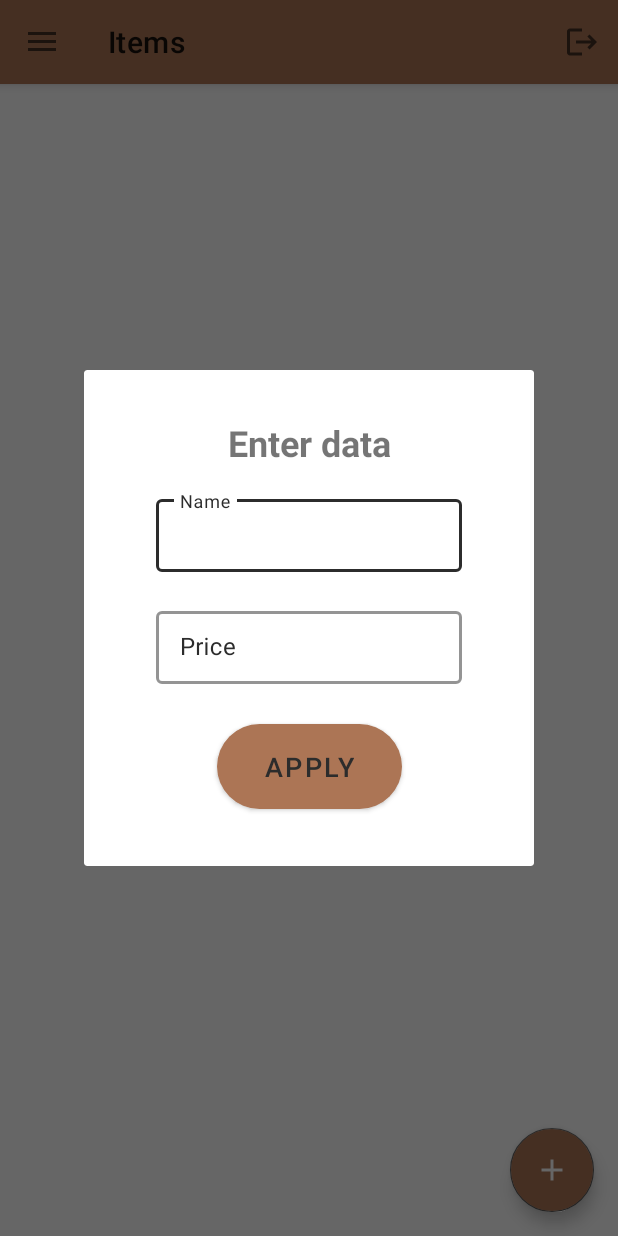
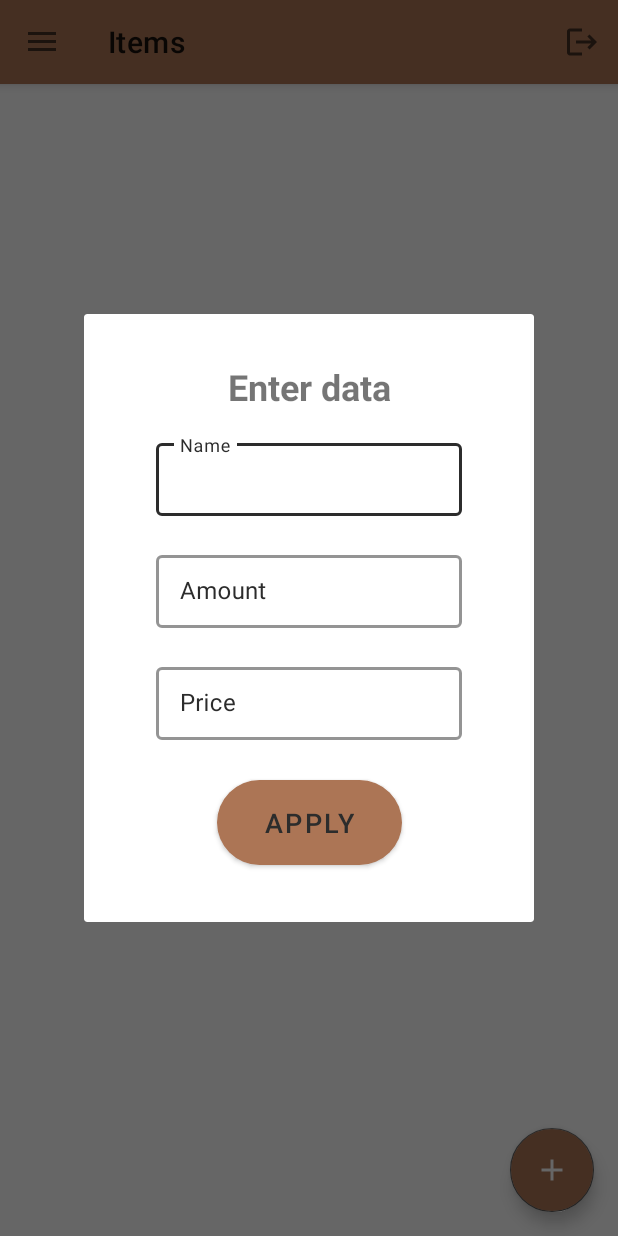
Before and after one commit to Sokols/WarehouseAssistant_AndroidApp, an Android app: the ItemsFragment screen opened through its navigation route, after a tap on "FAB", on a phone screen of 412 x 824 dp. Run offline under Robolectric (Android 15) with nearby library versions, the phone set to English and light mode, and no system bars; our stand-ins replace Dagger/Hilt's generated code, Firebase (no records; nobody signed in at launch, a user with empty details on screens opened directly), data binding, navigation-ui.

```diff
--- a/app/src/main/java/pl/sokols/warehouseassistant/data/models/Item.kt
+++ b/app/src/main/java/pl/sokols/warehouseassistant/data/models/Item.kt
@@ -6,7 +6,8 @@ import com.google.firebase.database.Exclude
 data class Item(
     var userId: String = FirebaseAuth.getInstance().currentUser?.uid ?: "",
     var name: String = "",
-    var price: Float = 0.0f
+    var price: Float = 0.0f,
+    var amount: Int = 0
 ) {
 
     @get:Exclude
--- a/app/src/main/java/pl/sokols/warehouseassistant/ui/main/items/ItemAddEditDialog.kt
+++ b/app/src/main/java/pl/sokols/warehouseassistant/ui/main/items/ItemAddEditDialog.kt
@@ -15,7 +15,7 @@ class ItemAddEditDialog(
     private val listener: OnItemClickListener
 ) : DialogFragment() {
 
-    var item: Item = providedItem ?: Item(name = "", price = 0.0f)
+    var item: Item = providedItem ?: Item()
 
     private lateinit var dialogBinding: AddEditItemDialogBinding
 
--- /dev/null
+++ b/app/src/main/res/drawable/ic_baseline_document_scanner_24.xml
@@ -0,0 +1,10 @@
+<vector xmlns:android="http://schemas.android.com/apk/res/android"
+    android:width="24dp"
+    android:height="24dp"
+    android:viewportWidth="24"
+    android:viewportHeight="24"
+    android:tint="?attr/colorControlNormal">
+  <path
+      android:fillColor="@android:color/white"
+      android:pathData="M7,3H4v3H2V1h5V3zM22,6V1h-5v2h3v3H22zM7,21H4v-3H2v5h5V21zM20,18v3h-3v2h5v-5H20zM19,18c0,1.1 -0.9,2 -2,2H7c-1.1,0 -2,-0.9 -2,-2V6c0,-1.1 0.9,-2 2,-2h10c1.1,0 2,0.9 2,2V18zM15,8H9v2h6V8zM15,11H9v2h6V11zM15,14H9v2h6V14z"/>
+</vector>
--- a/app/src/main/res/layout/add_edit_item_dialog.xml
+++ b/app/src/main/res/layout/add_edit_item_dialog.xml
@@ -47,6 +47,25 @@
         </com.google.android.material.textfield.TextInputLayout>
 
         <com.google.android.material.textfield.TextInputLayout
+            android:id="@+id/itemAmountTextInputLayout"
+            style="@style/TextInputLayoutStyle"
+            android:layout_width="0dp"
+            android:layout_height="wrap_content"
+            android:hint="@string/amount"
+            android:paddingHorizontal="@dimen/large_padding"
+            app:layout_constraintEnd_toEndOf="parent"
+            app:layout_constraintStart_toStartOf="parent"
+            app:layout_constraintTop_toBottomOf="@+id/itemNameTextInputLayout">
+
+            <com.google.android.material.textfield.TextInputEditText
+                android:id="@+id/itemAmountEditText"
+                android:layout_width="match_parent"
+                android:layout_height="wrap_content"
+                android:inputType="number"
+                android:text="@={`` + item.amount}" />
+        </com.google.android.material.textfield.TextInputLayout>
+
+        <com.google.android.material.textfield.TextInputLayout
             android:id="@+id/itemPriceTextInputLayout"
             style="@style/TextInputLayoutStyle"
             android:layout_width="0dp"
@@ -55,7 +74,7 @@
             android:paddingHorizontal="@dimen/large_padding"
             app:layout_constraintEnd_toEndOf="parent"
             app:layout_constraintStart_toStartOf="parent"
-            app:layout_constraintTop_toBottomOf="@+id/itemNameTextInputLayout">
+            app:layout_constraintTop_toBottomOf="@+id/itemAmountTextInputLayout">
 
             <com.google.android.material.textfield.TextInputEditText
                 android:id="@+id/itemPriceEditText"
--- a/app/src/main/res/menu/drawer_menu.xml
+++ b/app/src/main/res/menu/drawer_menu.xml
@@ -12,5 +12,9 @@
             android:id="@+id/itemsFragment"
             android:icon="@drawable/ic_baseline_shopping_cart_24"
             android:title="@string/items" />
+        <item
+            android:id="@+id/inventoryFragment"
+            android:icon="@drawable/ic_baseline_document_scanner_24"
+            android:title="@string/inventory" />
     </group>
 </menu>
--- a/app/src/main/res/navigation/main_nav.xml
+++ b/app/src/main/res/navigation/main_nav.xml
@@ -15,4 +15,9 @@
         android:name="pl.sokols.warehouseassistant.ui.main.items.ItemsFragment"
         android:label="@string/items"
         tools:layout="@layout/items_fragment" />
+    <fragment
+        android:id="@+id/inventoryFragment"
+        android:name="pl.sokols.warehouseassistant.ui.main.inventory.InventoryFragment"
+        android:label="@string/inventory"
+        tools:layout="@layout/inventory_fragment" />
 </navigation>
--- a/app/src/main/res/values/strings.xml
+++ b/app/src/main/res/values/strings.xml
@@ -24,4 +24,6 @@
     <string name="provide_item_dialog" translatable="false">Provide item dialog</string>
     <string name="deleted">Deleted</string>
     <string name="undo">Undo</string>
+    <string name="inventory">Inventory</string>
+    <string name="amount">Amount</string>
 </resources>
```
Also changed, not shown: app/src/main/java/pl/sokols/warehouseassistant/ui/main/inventory/InventoryFragment.kt (added, +25 -0 lines), app/src/main/java/pl/sokols/warehouseassistant/ui/main/inventory/InventoryViewModel.kt (added, +13 -0 lines), app/src/main/res/layout/inventory_fragment.xml (added, +13 -0 lines), 1 other file.
